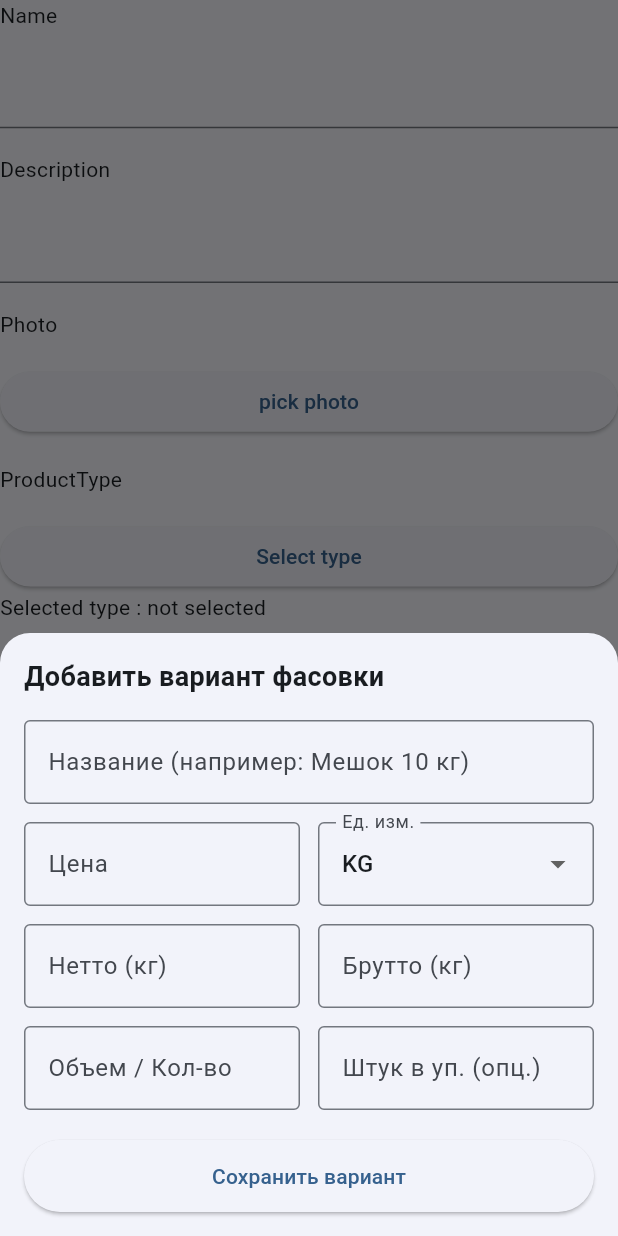
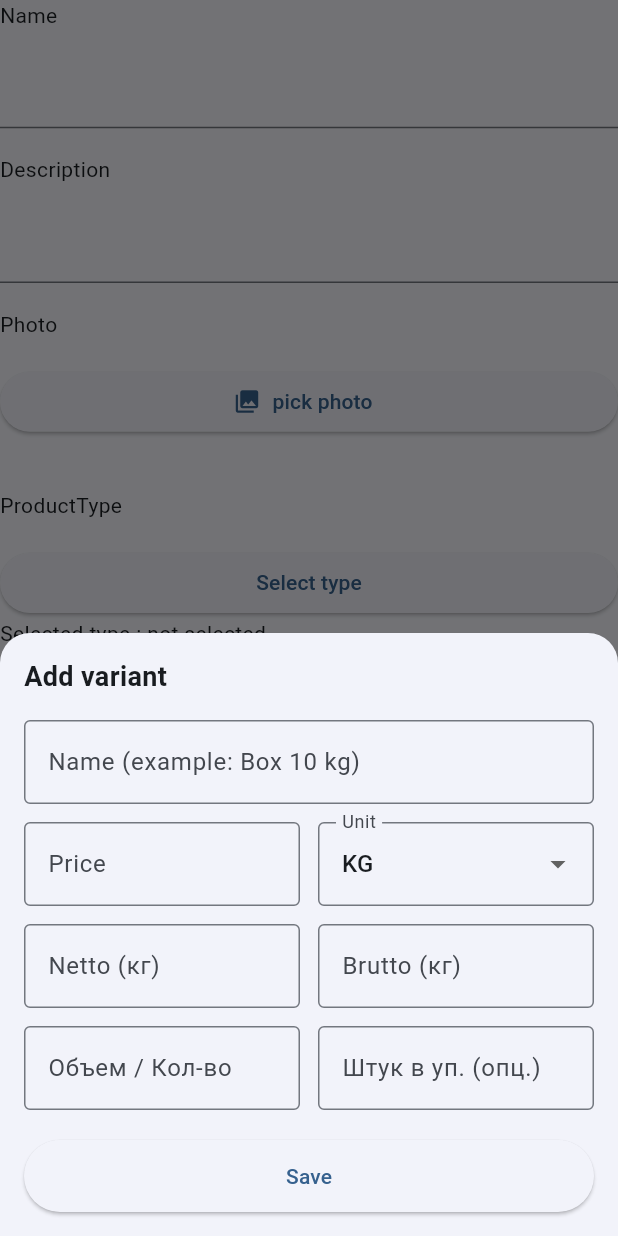
Before and after one commit to Nanaika/qde_bahor, a Flutter app: the AddProductPage screen opened by its route, after a tap on "Add", on a phone screen of 412 x 824 dp. Run offline on Flutter 3.47's test engine with Material 3 defaults, Android fonts, the phone set to English and light mode, and no system bars; our stand-ins replace cloud_firestore, connectivity_plus, dio, easy_localization, equatable, file_picker and 8 more; missing offline and left inert: dart:js_interop; accounts and stored records are empty; generated files the repository leaves out were written again; network calls fail.

Commit message:
add product

```diff
--- a/lib/features/admin/add_product/add_product_bloc.dart
+++ b/lib/features/admin/add_product/add_product_bloc.dart
@@ -1,6 +1,7 @@
 import 'package:flutter_bloc/flutter_bloc.dart';
 
 import '../../../../core/error/failures.dart';
+import '../presentation/add_product_page.dart';
 import 'add_product_event.dart';
 import 'add_product_repository.dart';
 import 'add_product_state.dart';
--- a/lib/features/admin/presentation/add_product_page.dart
+++ b/lib/features/admin/presentation/add_product_page.dart
@@ -1,3 +1,7 @@
+import 'dart:typed_data';
+
+import 'package:dio/dio.dart';
+import 'package:file_picker/file_picker.dart';
 import 'package:flutter/material.dart';
 import 'package:flutter_bloc/flutter_bloc.dart';
 import 'package:qde_eco_bahor/core/theme/theme_dimensions.dart';
@@ -18,9 +22,29 @@ class AddProductPage extends StatefulWidget {
 
 class _AddProductPageState extends State<AddProductPage> {
   ProductType? selectedProductType;
+  Uint8List? selectedImageBytes;
   List<ProductVariant> variants = [];
   final TextEditingController nameController = TextEditingController();
   final TextEditingController descController = TextEditingController();
+
+  Future<void> _pickImage() async {
+    try {
+      final List<PlatformFile> files = await FilePicker.pickFiles(
+        type: FileType.image,
+      );
+
+      if (files.isNotEmpty) {
+        final PlatformFile file = files.first;
+        final Uint8List bytes = await file.readAsBytes();
+
+        setState(() {
+          selectedImageBytes = bytes;
+        });
+      }
+    } catch (e) {
+      debugPrint('Pick image error: $e');
+    }
+  }
 
   void openTypePicker(BuildContext context) async {
     final result = await SelectProductTypeDialog.show(
@@ -93,7 +117,36 @@ class _AddProductPageState extends State<AddProductPage> {
                       SizedBox(height: ThemeDimensions.paddingM),
                       Text('Photo'),
                       SizedBox(height: ThemeDimensions.paddingM),
-                      ElevatedButton(onPressed: () {}, child: Text('pick photo')),
+                      if (selectedImageBytes != null)
+                        Stack(
+                          alignment: Alignment.topRight,
+                          children: [
+                            ClipRRect(
+                              borderRadius: BorderRadius.circular(8),
+                              child: Image.memory(
+                                selectedImageBytes!,
+                                height: 180,
+                                width: double.infinity,
+                                fit: BoxFit.cover,
+                              ),
+                            ),
+                            IconButton(
+                              icon: const Icon(Icons.cancel, color: Colors.red),
+                              onPressed: () {
+                                setState(() {
+                                  selectedImageBytes = null;
+                                });
+                              },
+                            ),
+                          ],
+                        )
+                      else
+                        ElevatedButton.icon(
+                          onPressed: _pickImage,
+                          icon: const Icon(Icons.photo_library),
+                          label: const Text('pick photo'),
+                        ),
+                      SizedBox(height: ThemeDimensions.paddingM),
                       SizedBox(height: ThemeDimensions.paddingM),
                       Text('ProductType'),
                       SizedBox(height: ThemeDimensions.paddingM),
@@ -155,7 +208,7 @@ class _AddProductPageState extends State<AddProductPage> {
                       ),
                       SizedBox(height: ThemeDimensions.paddingL),
                       ElevatedButton(
-                        onPressed: () {
+                        onPressed: () async {
                           final model = ProductModel(
                               productType: selectedProductType!,
                               name: nameController.text,
@@ -294,7 +347,7 @@ class _VariantEditBottomSheetState extends State<VariantEditBottomSheet> {
             crossAxisAlignment: CrossAxisAlignment.stretch,
             children: [
               Text(
-                widget.variant == null ? 'Добавить вариант фасовки' : 'Редактировать вариант',
+                widget.variant == null ? 'Add variant' : 'Edit variant',
                 style: const TextStyle(fontSize: 18, fontWeight: FontWeight.bold),
               ),
               const SizedBox(height: 16),
@@ -303,10 +356,10 @@ class _VariantEditBottomSheetState extends State<VariantEditBottomSheet> {
               TextFormField(
                 controller: _nameController,
                 decoration: const InputDecoration(
-                  labelText: 'Название (например: Мешок 10 кг)',
+                  labelText: 'Name (example: Box 10 kg)',
                   border: OutlineInputBorder(),
                 ),
-                validator: (v) => v == null || v.isEmpty ? 'Заполните название' : null,
+                validator: (v) => v == null || v.isEmpty ? 'Enter name' : null,
               ),
               const SizedBox(height: 12),
 
@@ -318,18 +371,18 @@ class _VariantEditBottomSheetState extends State<VariantEditBottomSheet> {
                       controller: _priceController,
                       keyboardType: TextInputType.number,
                       decoration: const InputDecoration(
-                        labelText: 'Цена',
+                        labelText: 'Price',
                         border: OutlineInputBorder(),
                       ),
-                      validator: (v) => v == null || v.isEmpty ? 'Укажите цену' : null,
+                      validator: (v) => v == null || v.isEmpty ? 'Enter price' : null,
                     ),
                   ),
                   const SizedBox(width: 12),
                   Expanded(
                     child: DropdownButtonFormField<UnitType>(
-                      value: _selectedUnit,
+                      initialValue: _selectedUnit,
                       decoration: const InputDecoration(
-                        labelText: 'Ед. изм.',
+                        labelText: 'Unit',
                         border: OutlineInputBorder(),
                       ),
                       items: UnitType.values.map((unit) {
@@ -355,10 +408,10 @@ class _VariantEditBottomSheetState extends State<VariantEditBottomSheet> {
                       controller: _netWeightController,
                       keyboardType: TextInputType.number,
                       decoration: const InputDecoration(
-                        labelText: 'Нетто (кг)',
+                        labelText: 'Netto (кг)',
                         border: OutlineInputBorder(),
                       ),
-                      validator: (v) => v == null || v.isEmpty ? 'Укажите нетто' : null,
+                      validator: (v) => v == null || v.isEmpty ? 'Enter netto' : null,
                     ),
                   ),
                   const SizedBox(width: 12),
@@ -367,10 +420,10 @@ class _VariantEditBottomSheetState extends State<VariantEditBottomSheet> {
                       controller: _grossWeightController,
                       keyboardType: TextInputType.number,
                       decoration: const InputDecoration(
-                        labelText: 'Брутто (кг)',
+                        labelText: 'Brutto (кг)',
                         border: OutlineInputBorder(),
                       ),
-                      validator: (v) => v == null || v.isEmpty ? 'Укажите брутто' : null,
+                      validator: (v) => v == null || v.isEmpty ? 'Enter brutto' : null,
                     ),
                   ),
                 ],
@@ -412,7 +465,7 @@ class _VariantEditBottomSheetState extends State<VariantEditBottomSheet> {
                   padding: const EdgeInsets.symmetric(vertical: 14),
                 ),
                 onPressed: _submit,
-                child: const Text('Сохранить вариант'),
+                child: const Text('Save'),
               ),
             ],
           ),
--- a/pubspec.yaml
+++ b/pubspec.yaml
@@ -35,7 +35,7 @@ dependencies:
 
 
 
-
+  file_picker: ^12.0.0
   # Local Storage
   shared_preferences: ^2.2.3
 
```
Also changed, not shown: pubspec.lock.
